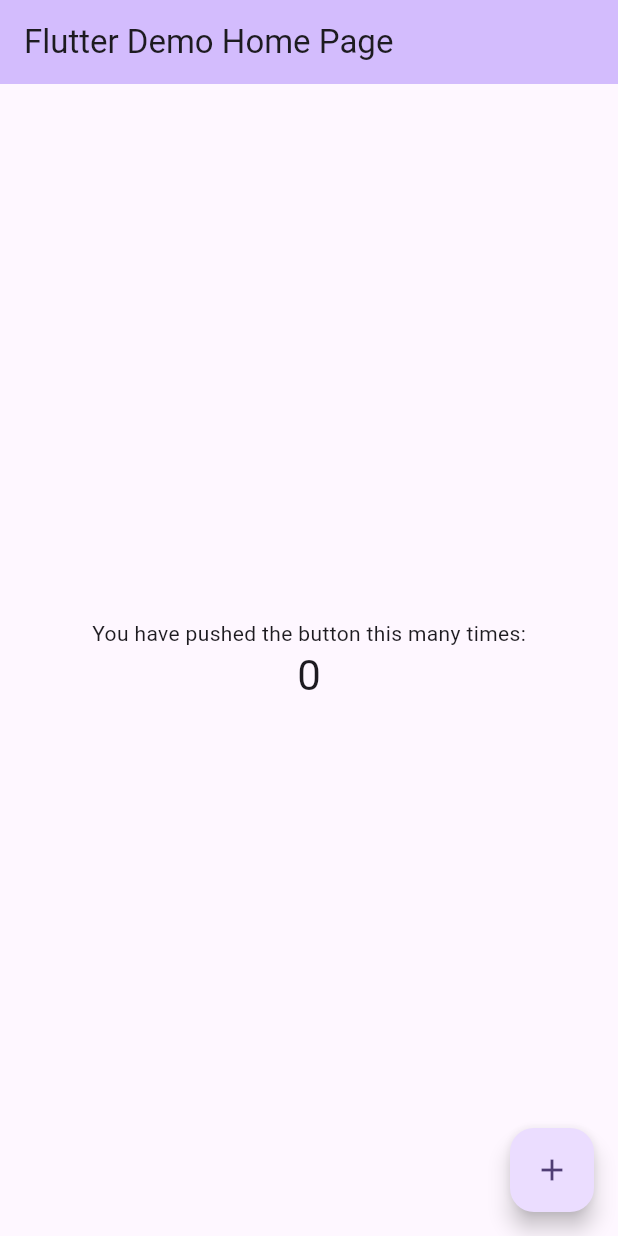
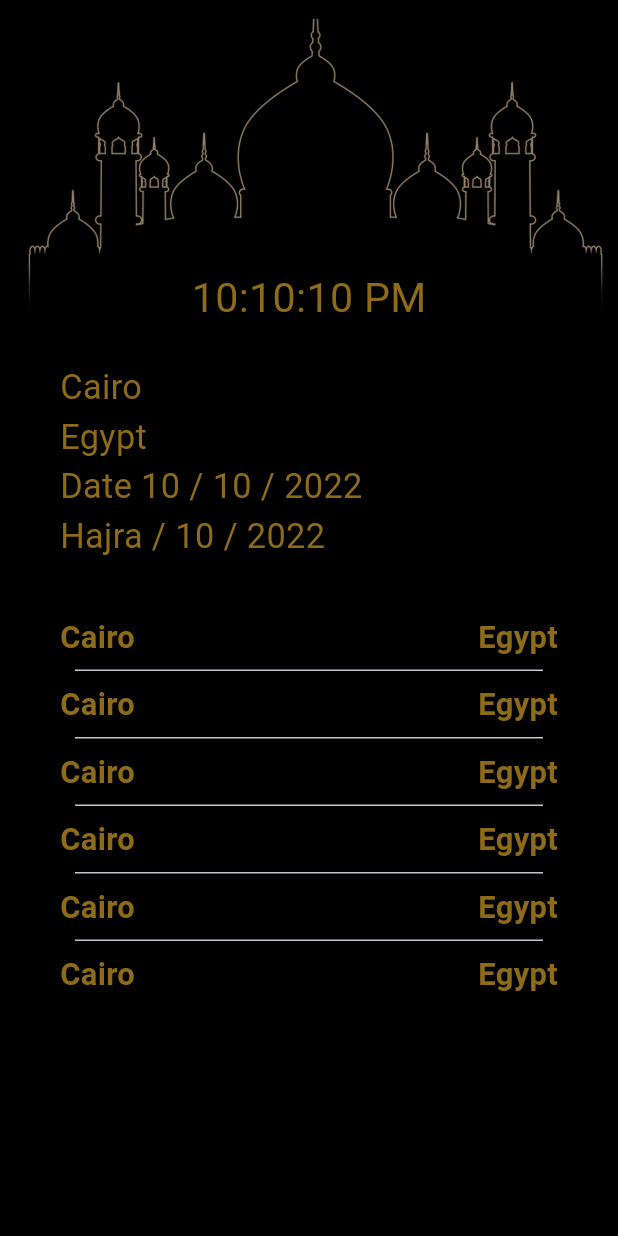
Before and after one commit to noRan56/Sajda, a Flutter app: the screen it shows after launch, on a phone screen of 412 x 824 dp. Run offline on Flutter 3.47's test engine with Material 3 defaults, Android fonts, the phone set to English and light mode, and no system bars; our stand-ins replace flutter_screenutil.

Commit message:
put debendancy & build structure of app

```diff
--- /dev/null
+++ b/lib/core/styles/custom_colors.dart
@@ -0,0 +1,10 @@
+import 'dart:ui';
+
+import 'package:flutter/material.dart';
+
+class CustomColors {
+  static Color white = Colors.white;
+  static Color teal = Colors.teal;
+  static Color black = Colors.black;
+  static Color yellow = Color.fromARGB(255, 142, 107, 24);
+}
--- /dev/null
+++ b/lib/core/styles/custom_text_style.dart
@@ -0,0 +1,21 @@
+import 'package:flutter/material.dart';
+import 'package:flutter_screenutil/flutter_screenutil.dart';
+import 'package:sajda/core/styles/custom_colors.dart';
+
+class CustomTextStyle {
+  static final font18Yellow = TextStyle(
+    fontSize: 18.sp,
+    color: CustomColors.yellow,
+    fontWeight: FontWeight.w600,
+  );
+  static final font20Yellow = TextStyle(
+    fontSize: 20.sp,
+    color: CustomColors.yellow,
+    fontWeight: FontWeight.w400,
+  );
+  static final font24Yellow = TextStyle(
+    fontSize: 24.sp,
+    color: CustomColors.yellow,
+    fontWeight: FontWeight.w400,
+  );
+}
--- a/lib/main.dart
+++ b/lib/main.dart
@@ -1,122 +1,32 @@
 import 'package:flutter/material.dart';
+import 'package:flutter_screenutil/flutter_screenutil.dart';
+import 'package:sajda/presentation_layer/view/home_view.dart';
 
 void main() {
-  runApp(const MyApp());
+  runApp(const Sajda());
 }
 
-class MyApp extends StatelessWidget {
-  const MyApp({super.key});
+class Sajda extends StatelessWidget {
+  const Sajda({super.key});
 
   // This widget is the root of your application.
   @override
   Widget build(BuildContext context) {
-    return MaterialApp(
-      title: 'Flutter Demo',
-      theme: ThemeData(
-        // This is the theme of your application.
-        //
-        // TRY THIS: Try running your application with "flutter run". You'll see
-        // the application has a purple toolbar. Then, without quitting the app,
-        // try changing the seedColor in the colorScheme below to Colors.green
-        // and then invoke "hot reload" (save your changes or press the "hot
-        // reload" button in a Flutter-supported IDE, or press "r" if you used
-        // the command line to start the app).
-        //
-        // Notice that the counter didn't reset back to zero; the application
-        // state is not lost during the reload. To reset the state, use hot
-        // restart instead.
-        //
-        // This works for code too, not just values: Most code changes can be
-        // tested with just a hot reload.
-        colorScheme: ColorScheme.fromSeed(seedColor: Colors.deepPurple),
-      ),
-      home: const MyHomePage(title: 'Flutter Demo Home Page'),
+    return ScreenUtilInit(
+      designSize: const Size(360, 690),
+      minTextAdapt: true,
+      splitScreenMode: true,
+      // Use builder only if you need to use library outside ScreenUtilInit context
+      builder: (_, child) {
+        return MaterialApp(
+          debugShowCheckedModeBanner: false,
+          title: 'Sajda',
+          theme: ThemeData(
+            colorScheme: ColorScheme.fromSeed(seedColor: Colors.deepPurple),
+          ),
+          home: const HomeView(),
+        );
+      },
     );
   }
 }
-
-class MyHomePage extends StatefulWidget {
-  const MyHomePage({super.key, required this.title});
-
-  // This widget is the home page of your application. It is stateful, meaning
-  // that it has a State object (defined below) that contains fields that affect
-  // how it looks.
-
-  // This class is the configuration for the state. It holds the values (in this
-  // case the title) provided by the parent (in this case the App widget) and
-  // used by the build method of the State. Fields in a Widget subclass are
-  // always marked "final".
-
-  final String title;
-
-  @override
-  State<MyHomePage> createState() => _MyHomePageState();
-}
-
-class _MyHomePageState extends State<MyHomePage> {
-  int _counter = 0;
-
-  void _incrementCounter() {
-    setState(() {
-      // This call to setState tells the Flutter framework that something has
-      // changed in this State, which causes it to rerun the build method below
-      // so that the display can reflect the updated values. If we changed
-      // _counter without calling setState(), then the build method would not be
-      // called again, and so nothing would appear to happen.
-      _counter++;
-    });
-  }
-
-  @override
-  Widget build(BuildContext context) {
-    // This method is rerun every time setState is called, for instance as done
-    // by the _incrementCounter method above.
-    //
-    // The Flutter framework has been optimized to make rerunning build methods
-    // fast, so that you can just rebuild anything that needs updating rather
-    // than having to individually change instances of widgets.
-    return Scaffold(
-      appBar: AppBar(
-        // TRY THIS: Try changing the color here to a specific color (to
-        // Colors.amber, perhaps?) and trigger a hot reload to see the AppBar
-        // change color while the other colors stay the same.
-        backgroundColor: Theme.of(context).colorScheme.inversePrimary,
-        // Here we take the value from the MyHomePage object that was created by
-        // the App.build method, and use it to set our appbar title.
-        title: Text(widget.title),
-      ),
-      body: Center(
-        // Center is a layout widget. It takes a single child and positions it
-        // in the middle of the parent.
-        child: Column(
-          // Column is also a layout widget. It takes a list of children and
-          // arranges them vertically. By default, it sizes itself to fit its
-          // children horizontally, and tries to be as tall as its parent.
-          //
-          // Column has various properties to control how it sizes itself and
-          // how it positions its children. Here we use mainAxisAlignment to
-          // center the children vertically; the main axis here is the vertical
-          // axis because Columns are vertical (the cross axis would be
-          // horizontal).
-          //
-          // TRY THIS: Invoke "debug painting" (choose the "Toggle Debug Paint"
-          // action in the IDE, or press "p" in the console), to see the
-          // wireframe for each widget.
-          mainAxisAlignment: MainAxisAlignment.center,
-          children: <Widget>[
-            const Text('You have pushed the button this many times:'),
-            Text(
-              '$_counter',
-              style: Theme.of(context).textTheme.headlineMedium,
-            ),
-          ],
-        ),
-      ),
-      floatingActionButton: FloatingActionButton(
-        onPressed: _incrementCounter,
-        tooltip: 'Increment',
-        child: const Icon(Icons.add),
-      ), // This trailing comma makes auto-formatting nicer for build methods.
-    );
-  }
-}
--- /dev/null
+++ b/lib/presentation_layer/view model/home_view_model.dart
@@ -0,0 +1,53 @@
+import 'package:flutter/material.dart';
+import 'package:flutter_screenutil/flutter_screenutil.dart';
+import 'package:sajda/core/styles/custom_text_style.dart';
+
+class HomeViewModel extends StatefulWidget {
+  const HomeViewModel({super.key});
+
+  @override
+  State<HomeViewModel> createState() => _HomeViewModelState();
+}
+
+class _HomeViewModelState extends State<HomeViewModel> {
+  @override
+  Widget build(BuildContext context) {
+    return Padding(
+      padding: const EdgeInsets.only(left: 40, right: 40),
+      child: Column(
+        crossAxisAlignment: CrossAxisAlignment.start,
+        children: [
+          SizedBox(height: 150.h),
+          Center(
+            child: Text('10:10:10 PM', style: CustomTextStyle.font24Yellow),
+          ),
+          SizedBox(height: 20.h),
+
+          Text('Cairo', style: CustomTextStyle.font20Yellow),
+          Text('Egypt', style: CustomTextStyle.font20Yellow),
+          Text('Date 10 / 10 / 2022', style: CustomTextStyle.font20Yellow),
+          Text('Hajra / 10 / 2022', style: CustomTextStyle.font20Yellow),
+          SizedBox(height: 30.h),
+
+          ListView.separated(
+            physics: NeverScrollableScrollPhysics(),
+            itemCount: 6,
+            shrinkWrap: true,
+            itemBuilder: (context, index) {
+              return Row(
+                children: [
+                  Text('Cairo', style: CustomTextStyle.font18Yellow),
+                  Spacer(),
+                  Text('Egypt', style: CustomTextStyle.font18Yellow),
+                ],
+              );
+            },
+            separatorBuilder:
+                (context, index) => const Divider(indent: 10, endIndent: 10),
+          ),
+          // Spacer(),
+        ],
+      ),
+    );
+  }
+}
--- /dev/null
+++ b/lib/presentation_layer/view/home_view.dart
@@ -0,0 +1,29 @@
+import 'package:flutter/material.dart';
+import 'package:flutter_screenutil/flutter_screenutil.dart';
+import 'package:sajda/core/styles/custom_colors.dart';
+import 'package:sajda/presentation_layer/view%20model/home_view_model.dart';
+
+class HomeView extends StatelessWidget {
+  const HomeView({super.key});
+
+  @override
+  Widget build(BuildContext context) {
+    return SafeArea(
+      child: Scaffold(
+        backgroundColor: CustomColors.black,
+        body: SingleChildScrollView(
+          child: Stack(
+            children: [
+              Image.asset(
+                'assets/images/tobbar.png',
+                height: 200.h,
+                width: double.infinity,
+              ),
+              HomeViewModel(),
+            ],
+          ),
+        ),
+      ),
+    );
+  }
+}
```
Also changed, not shown: pubspec.yaml (+8 -15 lines), assets/images/tobbar.png (added), assets/images/underhome.png (added), pubspec.lock, 2 other files.
